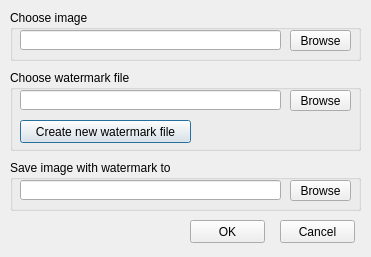
Qt form Interface/creation.ui (ilmarkov/DigitalWatermarking) before a commit.
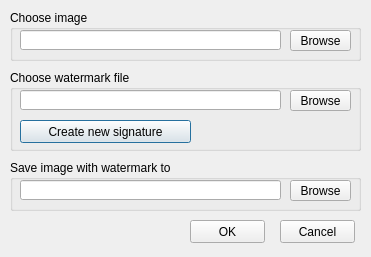
The same form after that commit.

What changed in the file:
```diff
--- a/Interface/creation.ui
+++ b/Interface/creation.ui
@@ -109,7 +109,7 @@
      </rect>
     </property>
     <property name="text">
-     <string>Create new watermark file</string>
+     <string>Create new signature</string>
     </property>
    </widget>
   </widget>
```
